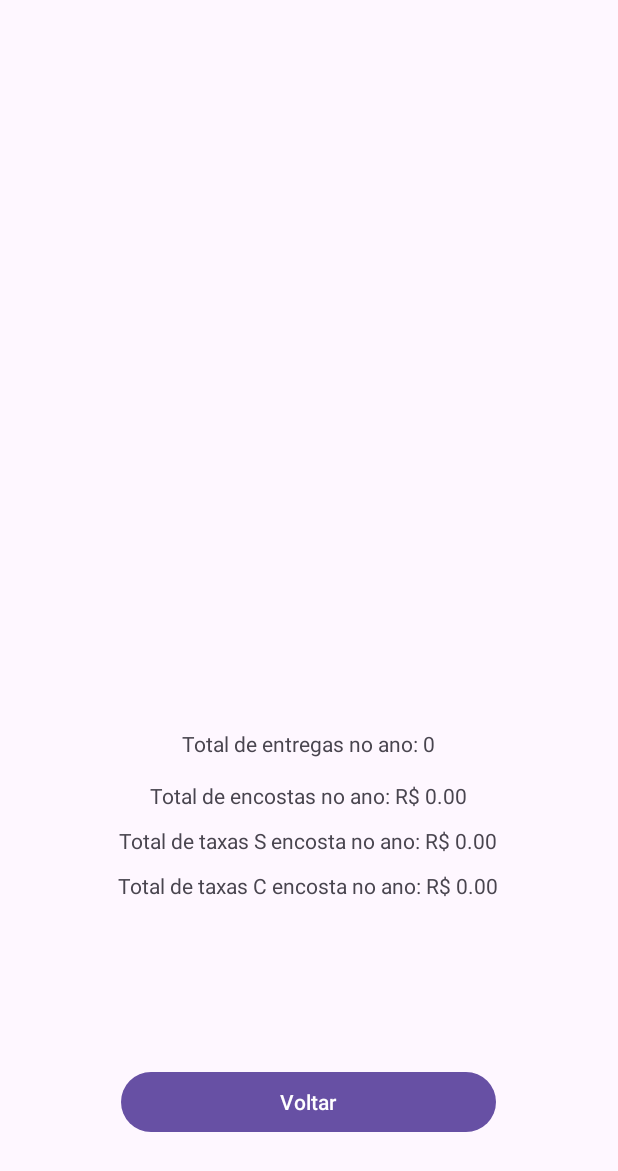
After one commit to edner-ferreira/Boh_hummm, an Android app: the ListarEntregasAnoActivity screen opened directly, with no data from a screen before it, on a phone screen of 412 x 824 dp. The commit adds this screen. Shown: the top 1171 px of the screen. Run offline under Robolectric (Android 15) with nearby library versions, the phone set to English and light mode, and no system bars.

Commit message:
Criação da tela listar por ano e sua class activity, e algumas alterações simples

```diff
--- a/app/src/main/java/com/br/boh_hummm/activity/InserirDeliveryActivity.kt
+++ b/app/src/main/java/com/br/boh_hummm/activity/InserirDeliveryActivity.kt
@@ -74,7 +74,7 @@ class InserirDeliveryActivity : AppCompatActivity() {
                 return@setOnClickListener
             }
 
-            val slope = slopeController.buscarUltimoSlopeInserido(userId)
+            val slope = slopeController.buscarUltimoSlopeInserido(userId, dataFormatada)
             val slopeId = slope?.slo_id ?: run {
                 Toast.makeText(this, "Nenhum slope encontrado para este usuário.", Toast.LENGTH_SHORT).show()
                 return@setOnClickListener
--- /dev/null
+++ b/app/src/main/java/com/br/boh_hummm/activity/ListarEntregasAnoActivity.kt
@@ -0,0 +1,91 @@
+package com.br.boh_hummm.activity
+
+import android.annotation.SuppressLint
+import android.content.Intent
+import android.os.Build
+import android.os.Bundle
+import android.widget.Button
+import android.widget.TextView
+import androidx.annotation.RequiresApi
+import androidx.appcompat.app.AppCompatActivity
+import androidx.recyclerview.widget.LinearLayoutManager
+import androidx.recyclerview.widget.RecyclerView
+import com.br.boh_hummm.R
+import com.br.boh_hummm.controller.DeliveryController
+import com.br.boh_hummm.controller.SessionManager
+import com.br.boh_hummm.controller.SlopeController
+import com.br.boh_hummm.model.MesEntregasTaxas
+import java.time.LocalDate
+import java.time.format.DateTimeFormatter
+
+class ListarEntregasAnoActivity : AppCompatActivity() {
+
+    private lateinit var deliveryController: DeliveryController
+    private lateinit var slopeController: SlopeController
+    private lateinit var sessionManager: SessionManager
+    private lateinit var recyclerView: RecyclerView
+
+    private lateinit var tvEntregas: TextView
+    private lateinit var tvEncostas: TextView
+    private lateinit var tvTaxas: TextView
+    private lateinit var tvTaxasComEncostas: TextView
+
+    @SuppressLint("MissingInflatedId")
+    @RequiresApi(Build.VERSION_CODES.O)
+    override fun onCreate(savedInstanceState: Bundle?) {
+        super.onCreate(savedInstanceState)
+        setContentView(R.layout.activity_listar_delivery_anual)
+
+        deliveryController = DeliveryController(this)
+        slopeController = SlopeController(this)
+        sessionManager = SessionManager(this)
+
+        recyclerView = findViewById(R.id.rcAllDeliveryList)
+        tvEntregas = findViewById(R.id.tvEntrega)
+        tvEncostas = findViewById(R.id.tvEncosta)
+        tvTaxas = findViewById(R.id.tvTaxa)
+        tvTaxasComEncostas = findViewById(R.id.tvTaxaComEncosta)
+
+        val userId = sessionManager.getUserId().toLong()
+        val dateAtual = LocalDate.now()
+        val formatadorDate = DateTimeFormatter.ofPattern("yyyy-MM-dd")
+        val dataFormatada = dateAtual.format(formatadorDate).toString()
+        val dataMesAno = dataFormatada.split("-")
+        val dataInicial =  dataMesAno[0] + "-" + "01" + "-" + "01"
+        val btnVoltar = findViewById<Button>(R.id.btnVolta)
+
+        val lista = deliveryController.getAllDeliveriesByUserDateMonth(userId, dataInicial, dataFormatada)
+        var slope = slopeController.buscarValueSlopeByUserDateMonth(userId, dataInicial, dataFormatada)
+
+        val formatadorMesAno = DateTimeFormatter.ofPattern("MM/yyyy")
+        val taxasPorMes = lista
+            .filter { it.del_date != null }
+            .groupBy {
+                LocalDate.parse(it.del_date, formatadorDate).format(formatadorMesAno)
+            }
+            .map { (mes, entregas) ->
+                val totalTaxa = entregas.sumOf { it.del_fee ?: 0.0 }
+                val totalEntregas = entregas.size
+                MesEntregasTaxas(mes, totalTaxa, totalEntregas)
+            }
+            .sortedBy { it.mes } // ordenar por mês
+
+        recyclerView.layoutManager = LinearLayoutManager(this)
+        recyclerView.adapter = DeliveryYearAdapter(taxasPorMes)
+
+        val totalEntregas = lista.size
+        val totalTaxas = lista.sumOf { it.del_fee ?: 0.0 }
+        val totalSlopeValues = slope.sumOf { it.slo_value ?: 0.0 }
+        val totalTaxasEncosta = totalTaxas + totalSlopeValues
+
+        tvEntregas.text = "Total de entregas no ano: $totalEntregas"
+        tvEncostas.text = "Total de encostas no ano: R$ %.2f".format(totalSlopeValues)
+        tvTaxas.text = "Total de taxas S encosta no ano: R$ %.2f".format(totalTaxas)
+        tvTaxasComEncostas.text = "Total de taxas C encosta no ano: R$ %.2f".format(totalTaxasEncosta)
+
+        btnVoltar.setOnClickListener {
+            startActivity(Intent(this, ProfileActivity::class.java))
+            finish()
+        }
+    }
+}
--- a/app/src/main/java/com/br/boh_hummm/controller/DeliveryController.kt
+++ b/app/src/main/java/com/br/boh_hummm/controller/DeliveryController.kt
@@ -21,7 +21,7 @@ class DeliveryController(context: Context) {
     }
 
     fun getAllDeliveriesByUserDateMonth(userId: Long, dataInicialFormatada: String, dataFinalFormatada: String): List<Delivery> {
-        return deliveryDao.getDeliveriesByDateMonth(userId, dataInicialFormatada, dataFinalFormatada)
+        return deliveryDao.getDeliveriesByDateMonthYear(userId, dataInicialFormatada, dataFinalFormatada)
     }
 
 }
--- a/app/src/main/java/com/br/boh_hummm/database/DatabaseHelper.kt
+++ b/app/src/main/java/com/br/boh_hummm/database/DatabaseHelper.kt
@@ -8,7 +8,7 @@ class DatabaseHelper(context: Context) : SQLiteOpenHelper(context, DATABASE_NAME
 
     companion object {
         private const val DATABASE_NAME = "UserDatabase.db"
-        private const val DATABASE_VERSION = 11
+        private const val DATABASE_VERSION = 12
 
         private const val TABLE_USERS = "users"
         private const val TABLE_MOTORCYCLE = "motorcycle"
--- a/app/src/main/java/com/br/boh_hummm/database/DeliveryDao.kt
+++ b/app/src/main/java/com/br/boh_hummm/database/DeliveryDao.kt
@@ -68,7 +68,7 @@ class DeliveryDao(private val dbHelper: DatabaseHelper) {
         return deliveries
     }
 
-    fun getDeliveriesByDateMonth(userId: Long, dateInicial: String, dateFinal: String): List<Delivery> {
+    fun getDeliveriesByDateMonthYear(userId: Long, dateInicial: String, dateFinal: String): List<Delivery> {
         val db = dbHelper.readableDatabase
         val query = """
             SELECT d.* FROM delivery d
--- /dev/null
+++ b/app/src/main/java/com/br/boh_hummm/model/MesEntregasTaxas.kt
@@ -0,0 +1,3 @@
+package com.br.boh_hummm.model
+
+data class MesEntregasTaxas(val mes: String, val totalTaxas: Double, val qtdEntregas: Int)
--- /dev/null
+++ b/app/src/main/res/layout/activity_listar_delivery_anual.xml
@@ -0,0 +1,97 @@
+<?xml version="1.0" encoding="utf-8"?>
+<androidx.constraintlayout.widget.ConstraintLayout xmlns:android="http://schemas.android.com/apk/res/android"
+    xmlns:app="http://schemas.android.com/apk/res-auto"
+    xmlns:tools="http://schemas.android.com/tools"
+    android:layout_width="match_parent"
+    android:layout_height="match_parent">
+
+    <androidx.recyclerview.widget.RecyclerView
+        android:id="@+id/rcAllDeliveryList"
+        android:layout_width="0dp"
+        android:layout_height="0dp"
+        android:layout_marginStart="8dp"
+        android:layout_marginTop="40dp"
+        android:layout_marginEnd="8dp"
+        android:layout_marginBottom="10dp"
+        app:layout_constraintBottom_toTopOf="@id/tvEntrega"
+        app:layout_constraintEnd_toEndOf="parent"
+        app:layout_constraintStart_toStartOf="parent"
+        app:layout_constraintTop_toTopOf="parent"
+        tools:listitem="@layout/one_year_delivery" />
+
+    <TextView
+        android:id="@+id/tvEntrega"
+        android:layout_width="wrap_content"
+        android:layout_height="wrap_content"
+        android:layout_marginStart="186dp"
+        android:layout_marginTop="10dp"
+        android:layout_marginEnd="187dp"
+        android:layout_marginBottom="5dp"
+        android:text="Total de entregas no ano:"
+        app:layout_constraintBottom_toTopOf="@+id/tvEncosta"
+        app:layout_constraintEnd_toEndOf="parent"
+        app:layout_constraintStart_toStartOf="parent"
+        app:layout_constraintTop_toBottomOf="@id/rcAllDeliveryList"
+        tools:ignore="MissingConstraints" />
+
+    <TextView
+        android:id="@+id/tvEncosta"
+        android:layout_width="wrap_content"
+        android:layout_height="wrap_content"
+        android:layout_marginStart="186dp"
+        android:layout_marginTop="10dp"
+        android:layout_marginEnd="187dp"
+        android:layout_marginBottom="5dp"
+        android:text="Total de encostas no ano:"
+        app:layout_constraintBottom_toTopOf="@+id/tvTaxa"
+        app:layout_constraintEnd_toEndOf="parent"
+        app:layout_constraintStart_toStartOf="parent"
+        app:layout_constraintTop_toBottomOf="@id/tvEntrega"
+        tools:ignore="MissingConstraints" />
+
+    <TextView
+        android:id="@+id/tvTaxa"
+        android:layout_width="wrap_content"
+        android:layout_height="wrap_content"
+        android:layout_marginStart="186dp"
+        android:layout_marginTop="5dp"
+        android:layout_marginEnd="187dp"
+        android:layout_marginBottom="5dp"
+        android:text="Total de taxas S Encosta no Ano:"
+        app:layout_constraintBottom_toTopOf="@+id/tvTaxaComEncosta"
+        app:layout_constraintEnd_toEndOf="parent"
+        app:layout_constraintStart_toStartOf="parent"
+        app:layout_constraintTop_toBottomOf="@+id/tvEncosta"
+        tools:ignore="MissingConstraints" />
+
+    <TextView
+        android:id="@+id/tvTaxaComEncosta"
+        android:layout_width="wrap_content"
+        android:layout_height="wrap_content"
+        android:layout_marginStart="186dp"
+        android:layout_marginTop="5dp"
+        android:layout_marginEnd="187dp"
+        android:layout_marginBottom="55dp"
+        android:text="Total de taxas C Encosta no Ano:"
+        app:layout_constraintBottom_toTopOf="@+id/btnVolta"
+        app:layout_constraintEnd_toEndOf="parent"
+        app:layout_constraintStart_toStartOf="parent"
+        app:layout_constraintTop_toBottomOf="@+id/tvTaxa"
+        tools:ignore="MissingConstraints" />
+
+    <Button
+        android:id="@+id/btnVolta"
+        android:layout_width="250dp"
+        android:layout_height="wrap_content"
+        android:layout_marginStart="80dp"
+        android:layout_marginTop="55dp"
+        android:layout_marginEnd="81dp"
+        android:layout_marginBottom="65dp"
+        android:text="Voltar"
+        app:layout_constraintBottom_toBottomOf="parent"
+        app:layout_constraintEnd_toEndOf="parent"
+        app:layout_constraintStart_toStartOf="parent"
+        app:layout_constraintTop_toBottomOf="@id/tvTaxaComEncosta"
+        tools:ignore="MissingConstraints" />
+
+</androidx.constraintlayout.widget.ConstraintLayout>
```
Also changed, not shown: app/src/main/AndroidManifest.xml (+9 -5 lines), app/src/main/java/com/br/boh_hummm/activity/DeliveryYearAdapter.kt (added, +33 -0 lines), app/src/main/java/com/br/boh_hummm/activity/ProfileActivity.kt (+13 -1 lines), app/src/main/java/com/br/boh_hummm/controller/SlopeController.kt (+5 -5 lines), app/src/main/java/com/br/boh_hummm/database/SlopeDao.kt (+4 -4 lines), app/src/main/res/layout/activity_profile.xml (+19 -4 lines), app/src/main/res/layout/one_year_delivery.xml (added, +19 -0 lines).
